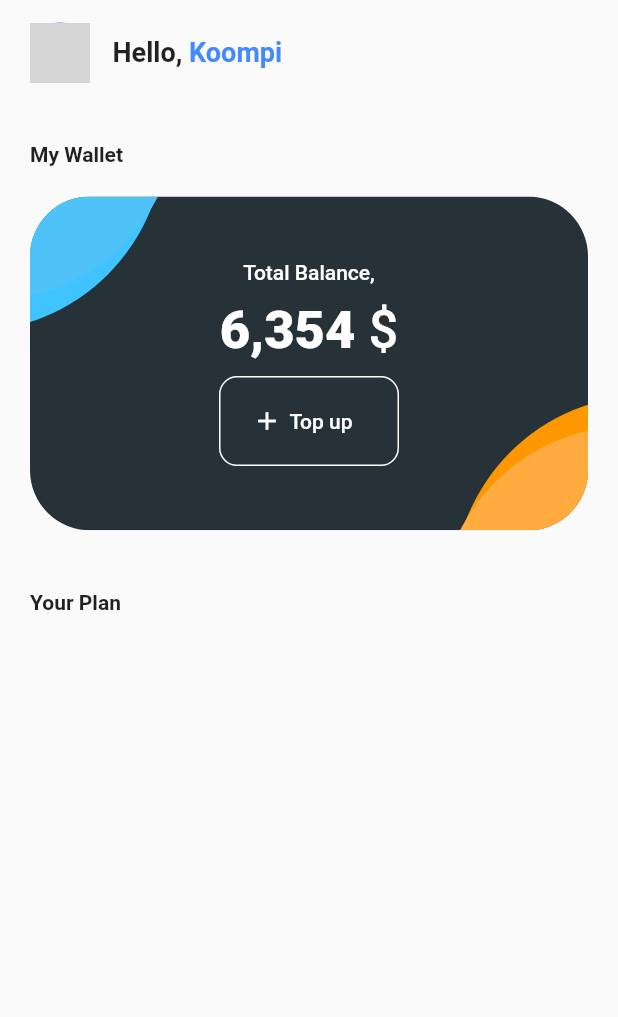
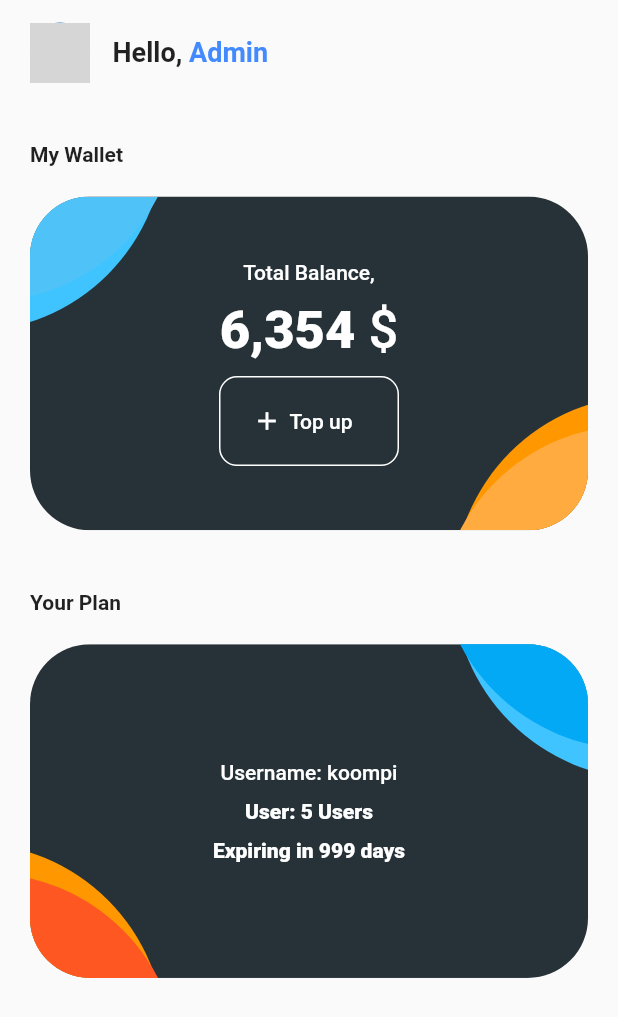
Before and after one commit to sokunsamnang/koompi-hotspot-mobile, a Flutter app: what bodyPage() shows on an empty page, opened directly, on a phone screen of 412 x 824 dp. Shown: the top 1017 px of the screen. Run offline on Flutter 3.47's test engine with Material 2 defaults, Android fonts, the phone set to English and light mode, and no system bars; our stand-ins replace flare_flutter, flutter_map, flutter_screenutil, font_awesome_flutter, google_nav_bar, image_picker and 3 more; missing offline and left inert: connectivity_widget, flutter_facebook_login, geolocation, internet_speed_test, postgres; accounts and stored records are empty; network calls fail; grey boxes are pictures that could not be loaded.

Commit message:
Improve Home Page UI

```diff
--- a/lib/model/database.dart
+++ b/lib/model/database.dart
@@ -92,7 +92,7 @@ Future loginConnection(String userName, String passWord) async {
   }
 }
 
-Future userData(var userName) async {
+Future userData(String userName) async {
   try {
     var connection = new PostgreSQLConnection(
         "ec2-52-221-199-235.ap-southeast-1.compute.amazonaws.com",
@@ -112,7 +112,7 @@ Future userData(var userName) async {
   }
 }
 
-Future updatePassword(var userName, var passWord) async {
+Future updatePassword(String userName, String passWord) async {
   try {
     var connection = new PostgreSQLConnection(
         "ec2-52-221-199-235.ap-southeast-1.compute.amazonaws.com",
--- a/lib/src/screen/home_page/home_page.dart
+++ b/lib/src/screen/home_page/home_page.dart
@@ -1,4 +1,5 @@
 import 'package:flutter/material.dart';
+import 'package:koompi_hotspot/model/database.dart';
 import 'package:koompi_hotspot/src/screen/home_page/home_page_body.dart';
 
 class HomePage extends StatefulWidget{
--- a/lib/src/screen/home_page/home_page_body.dart
+++ b/lib/src/screen/home_page/home_page_body.dart
@@ -20,6 +20,7 @@ Widget bodyPage(BuildContext context) {
               SizedBox(height: 40),
               Text('Your Plan', style: TextStyle(fontWeight: FontWeight.bold),),
               SizedBox(height: 20),
+              _plan(context),
 
             ],
           ),
@@ -43,7 +44,7 @@ Widget bodyPage(BuildContext context) {
             fontSize: 18,
           ),
         ),
-        Text(' Koompi',
+        Text(' Admin',
             style: TextStyle(
               fontSize: 18,
               fontWeight: FontWeight.w600,
@@ -135,12 +136,10 @@ Widget _balanceTokens(context) {
                                  SizedBox(width: 5),
                                 Text("Top up",
                                   style: TextStyle(color: Colors.white),
-                                ),
-                              ],
-                            ),
+                              ),
+                            ],
                           ),
-
-
+                        ),
                       ],
                     ),
                   ),
@@ -184,6 +183,87 @@ Widget _balanceTokens(context) {
     );
 }
 
+Widget _plan(context) {
+  return Container(
+    child: ClipRRect(
+        borderRadius: BorderRadius.all(Radius.circular(40)),
+        child: Container(
+          width: MediaQuery.of(context).size.width,
+          height: MediaQuery.of(context).size.height * .27,
+          color: Colors.blueGrey[900],
+          child: Stack(
+            fit: StackFit.expand,
+            children: <Widget>[
+              Column(
+                crossAxisAlignment: CrossAxisAlignment.center,
+                mainAxisAlignment: MainAxisAlignment.center,
+                children: <Widget>[
+                  Text(
+                    'Username: koompi',
+                    style: TextStyle(
+                      color: Colors.white,
+                      fontSize: 14,
+                      fontWeight: FontWeight.w500,
+                    ),
+                  ),
+                  SizedBox(height: 10),
+                  Text(
+                    'User: 5 Users',
+                    style: TextStyle(
+                      color: Colors.white,
+                      fontSize: 14,
+                      fontWeight: FontWeight.w800,
+                    ),
+                  ),
+                  SizedBox(height: 10),
+                  Text(
+                    'Expiring in 999 days',
+                    style: TextStyle(
+                      color: Colors.white,
+                      fontSize: 14,
+                      fontWeight: FontWeight.w800,
+                    ),
+                  )
+                ],
+              ),
+              Positioned(
+                right: -170,
+                top: -170,
+                child: CircleAvatar(
+                  radius: 130,
+                  backgroundColor: Colors.lightBlueAccent,
+                ),
+              ),
+              Positioned(
+                right: -160,
+                top: -190,
+                child: CircleAvatar(
+                  radius: 130,
+                  backgroundColor: Colors.lightBlue,
+                ),
+              ),
+              Positioned(
+                left: -170,
+                bottom: -170,
+                child: CircleAvatar(
+                  radius: 130,
+                  backgroundColor: Colors.orange,
+                ),
+              ),
+              Positioned(
+                left: -160,
+                bottom: -190,
+                child: CircleAvatar(
+                  radius: 130,
+                  backgroundColor: Colors.deepOrange,
+                ),
+              )
+            ],
+          ),
+        )),
+    );
+}
+
 Widget _internetConnection() {
   ConnectivityUtils.instance
       .setCallback((response) => response.contains("This is a test!"));
--- a/lib/src/screen/login/login_page.dart
+++ b/lib/src/screen/login/login_page.dart
@@ -180,6 +180,8 @@ class _LoginPageState extends State<LoginPage> {
                                       builder: (context) => Navbar()));
                             } else {
                               print('Login not Successful');
+                              print(usernameController.text);
+                              print(passwordController.text);
                               return showErrorDialog();
                             }
                           },
--- a/lib/src/screen/option_page/more_page.dart
+++ b/lib/src/screen/option_page/more_page.dart
@@ -56,7 +56,8 @@ class _MorePageState extends State<MorePage>
                         color: Colors.black, fontWeight: FontWeight.w500),
                   ),
                   leading: CircleAvatar(
-                    child: Image.asset('assets/images/koompi_logo.png'),
+                    backgroundImage: NetworkImage(
+                      "https://jshopping.in/images/detailed/591/ibboll-Fashion-Mens-Optical-Glasses-Frames-Classic-Square-Wrap-Frame-Luxury-Brand-Men-Clear-Eyeglasses-Frame.jpg"),
                   ),
                   trailing: Icon(LineIcons.edit),
                 ),
--- a/lib/src/screen/option_page/myaccount.dart
+++ b/lib/src/screen/option_page/myaccount.dart
@@ -119,11 +119,10 @@ class _MyAccountState extends State<MyAccount>
                               _image,
                               fit: BoxFit.cover,
                             )
-                          : Image.asset(
-                              'assets/images/koompi_logo.png',
-                              width: 100,
-                              height: 100,
-                            ),
+                          : CircleAvatar(
+                              backgroundImage: NetworkImage(
+                                "https://jshopping.in/images/detailed/591/ibboll-Fashion-Mens-Optical-Glasses-Frames-Classic-Square-Wrap-Frame-Luxury-Brand-Men-Clear-Eyeglasses-Frame.jpg"),
+                      ),
                     ),
                   ),
                 ),
```
Also changed, not shown: 7 other files.
